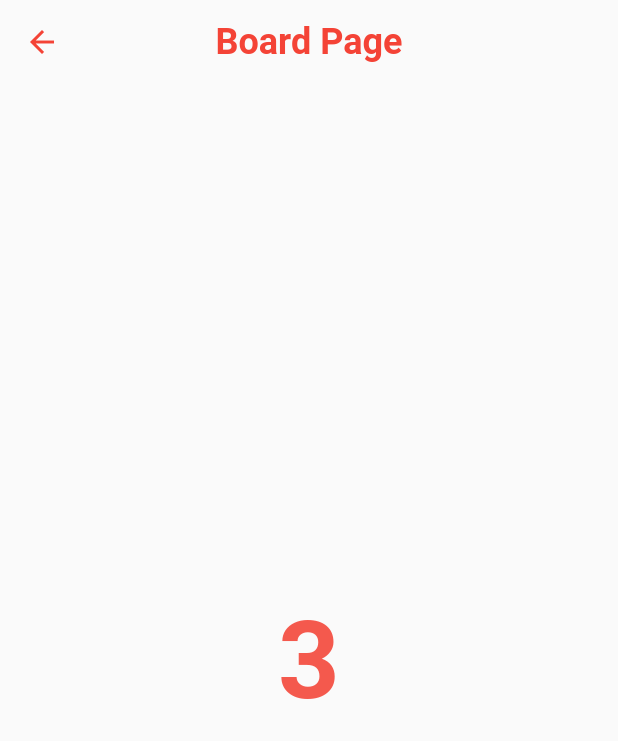
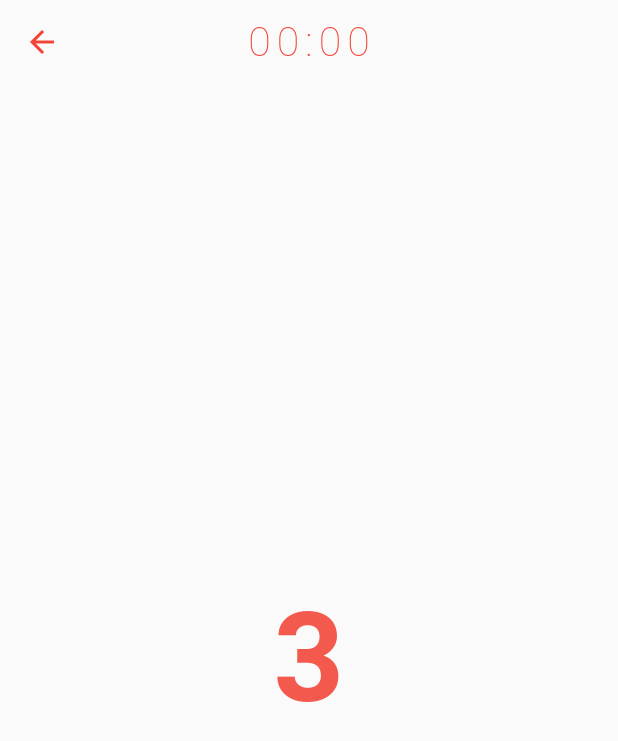
Before and after one commit to AntonioJoaquin/flutter_found_pairs, a Flutter app: the screen it shows after launch, after a tap on "New game", on a phone screen of 412 x 824 dp. Shown: the top 741 px of the screen. Run offline on Flutter 3.47's test engine with Material 2 defaults, Android fonts, the phone set to English and light mode, and no system bars; our stand-ins replace assets_audio_player, flutter_screenutil, get_it, injectable.

Commit message:
#6- Update card sizes with aspect ratio

```diff
--- a/lib/main.dart
+++ b/lib/main.dart
@@ -1,4 +1,6 @@
 import 'package:flutter/material.dart';
+import 'package:flutter_screenutil/flutter_screenutil.dart';
+import 'package:found_pairs/view/common/app_lifecycle_observer.dart';
 
 import 'di/locator.dart';
 import 'view/view.dart';
@@ -20,12 +22,19 @@ class MyApp extends StatelessWidget {
 
   @override
   Widget build(BuildContext context) {
-    return MaterialApp(
-      title: 'Material App',
-      navigatorKey: _navigatorKey,
-      theme: View.theme,
-      routes: View.getRoutes(),
-      initialRoute: View.getInitialRoute(),
+    return AppLifecycleObserver(
+      child: ScreenUtilInit(
+        designSize: const Size(360, 690),
+        minTextAdapt: true,
+        splitScreenMode: true,
+        builder: (_) => MaterialApp(
+          title: 'Material App',
+          navigatorKey: _navigatorKey,
+          theme: View.theme,
+          routes: View.getRoutes(),
+          initialRoute: View.getInitialRoute(),
+        ),
+      ),
     );
   }
 }
--- /dev/null
+++ b/lib/view/common/app_lifecycle_observer.dart
@@ -0,0 +1,51 @@
+import 'package:flutter/widgets.dart';
+import 'package:found_pairs/di/locator.dart';
+import 'package:found_pairs/view/common/custom_notifier.dart';
+
+class AppLifecycleObserver extends StatefulWidget {
+  const AppLifecycleObserver({required this.child, Key? key}) : super(key: key);
+
+  final Widget child;
+
+  @override
+  State<AppLifecycleObserver> createState() => _AppLifecycleObserverState();
+}
+
+class _AppLifecycleObserverState extends State<AppLifecycleObserver>
+    with WidgetsBindingObserver {
+  final CustomValueNotifier<AppLifecycleState> _appLifeCycleState =
+      CustomValueNotifier(AppLifecycleState.inactive);
+
+  @override
+  void initState() {
+    WidgetsBinding.instance!.addObserver(this);
+
+    super.initState();
+  }
+
+  @override
+  void dispose() {
+    WidgetsBinding.instance!.removeObserver(this);
+    _appLifeCycleState.dispose();
+
+    super.dispose();
+  }
+
+  @override
+  void didChangeAppLifecycleState(AppLifecycleState state) {
+    _appLifeCycleState.value = state;
+
+    super.didChangeAppLifecycleState(state);
+  }
+
+  @override
+  Widget build(BuildContext context) {
+    if (!locator.isRegistered<CustomValueNotifier<AppLifecycleState>>()) {
+      locator.registerLazySingleton<CustomValueNotifier<AppLifecycleState>>(
+        () => _appLifeCycleState,
+      );
+    }
+
+    return widget.child;
+  }
+}
--- a/lib/view/common/constants.dart
+++ b/lib/view/common/constants.dart
@@ -1,4 +1,9 @@
 abstract class Constants {
+  // Screen sizes
+  static const double smallScreenSize = 600.0;
+  static const double normalScreenSize = 1000.0;
+  static const double bigScreenSize = 1500.0;
+
   static const int gameTimeInSeconds = 60;
 
   static const int gamePairCards = 12;
--- a/lib/view/pages/board/board_manager.dart
+++ b/lib/view/pages/board/board_manager.dart
@@ -53,7 +53,7 @@ class BoardManager extends ViewManager {
         const Duration(seconds: Constants.gameTimeInSeconds);
     Future.delayed(
       const Duration(seconds: 1),
-      () => _initTimer(),
+      () => {}, // _initTimer(),
     );
   }
 
--- a/lib/view/pages/board/board_page.dart
+++ b/lib/view/pages/board/board_page.dart
@@ -1,4 +1,5 @@
 import 'package:flutter/material.dart';
+import 'package:flutter_screenutil/flutter_screenutil.dart';
 import 'package:found_pairs/di/locator.dart';
 import 'package:found_pairs/view/common/constants.dart';
 
@@ -64,7 +65,7 @@ class _BoardPageState extends State<BoardPage>
       child: Scaffold(
         appBar: AppBar(
           automaticallyImplyLeading: true,
-          title: const Text('Board Page'),
+          title: _Timer(_manager),
         ),
         body: ValueListenableBuilder(
           valueListenable: _manager.isInitialCountDown,
@@ -76,8 +77,8 @@ class _BoardPageState extends State<BoardPage>
                       opacity: _animation.value - _animation.value.toInt(),
                       child: Text(
                         _buildInitialCountDown(),
-                        style: const TextStyle(
-                          fontSize: 72,
+                        style: TextStyle(
+                          fontSize: 72.sp,
                           fontWeight: FontWeight.bold,
                           color: Colors.red,
                         ),
@@ -85,15 +86,7 @@ class _BoardPageState extends State<BoardPage>
                     ),
                   ),
                 )
-              : Column(
-                  children: [
-                    SizedBox(
-                      height: MediaQuery.of(context).size.height * .1,
-                      child: Center(child: _Timer(_manager)),
-                    ),
-                    _Board(_manager, _deck),
-                  ],
-                ),
+              : _Board(_manager, _deck),
         ),
       ),
     );
@@ -121,8 +114,8 @@ class _Timer extends StatelessWidget {
       valueListenable: _manager.remainedDuration,
       builder: (_, Duration? remainedDuration, __) => Text(
         remainedDuration != null ? _formatDuration(remainedDuration) : '00:00',
-        style: const TextStyle(
-          fontSize: 32.0,
+        style: TextStyle(
+          fontSize: 24.0.sp,
           fontWeight: FontWeight.w200,
           letterSpacing: 4.0,
         ),
@@ -148,15 +141,17 @@ class _Board extends StatelessWidget {
 
   @override
   Widget build(BuildContext context) {
-    return SizedBox(
-      height: 104 * 6,
+    final Size size = MediaQuery.of(context).size;
+
+    return Center(
       child: GridView.builder(
         padding: const EdgeInsets.symmetric(horizontal: 8.0),
         physics: const NeverScrollableScrollPhysics(),
-        gridDelegate: const SliverGridDelegateWithFixedCrossAxisCount(
+        gridDelegate: SliverGridDelegateWithFixedCrossAxisCount(
           crossAxisCount: 4,
           mainAxisSpacing: 4.0,
           crossAxisSpacing: 4.0,
+          childAspectRatio: size.aspectRatio * 1.8,
         ),
         itemCount: _deck.length,
         itemBuilder: (_, index) => _DeckItem(_manager, _deck[index]),
--- a/lib/view/view.dart
+++ b/lib/view/view.dart
@@ -1,4 +1,5 @@
 import 'package:flutter/material.dart';
+import 'package:flutter_screenutil/flutter_screenutil.dart';
 
 import '../utils/router.dart';
 
@@ -10,16 +11,16 @@ abstract class View {
 
   /// Theming
   static ThemeData get theme => ThemeData(
-        appBarTheme: const AppBarTheme(
+        appBarTheme: AppBarTheme(
           titleTextStyle: TextStyle(
-            fontSize: 24.0,
+            fontSize: 24.sp,
             fontWeight: FontWeight.bold,
             color: Colors.red,
           ),
           centerTitle: true,
           color: Colors.transparent,
           elevation: .0,
-          iconTheme: IconThemeData(color: Colors.red),
+          iconTheme: const IconThemeData(color: Colors.red),
         ),
       );
 }
--- a/pubspec.yaml
+++ b/pubspec.yaml
@@ -40,6 +40,7 @@ dependencies:
   get_it: ^7.2.0
 
   assets_audio_player: ^3.0.4+1
+  flutter_screenutil: ^5.5.2
 
 dev_dependencies:
   flutter_test:
```
Also changed, not shown: lib/view/pages/board/widgets/custom_card.dart (+5 -10 lines), pubspec.lock.
